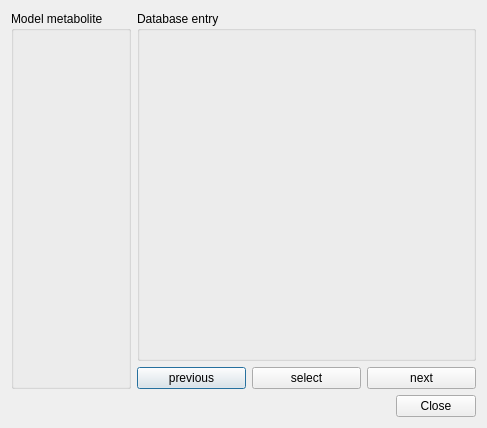
Old version of the form GEMEditor/database/match/ui/src/ManualMetaboliteMatchDialog.ui in the repository JuBra/GEMEditor.
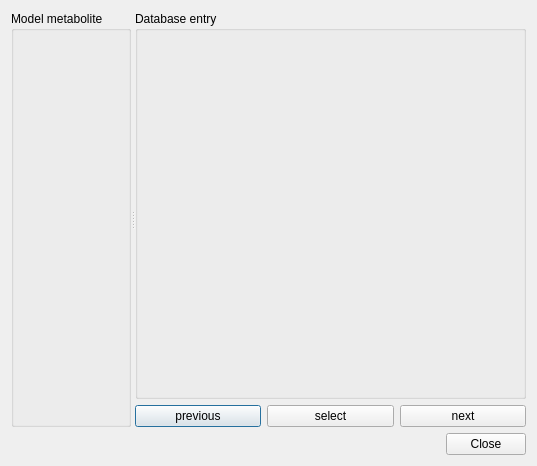
New version of the form. Custom widgets are drawn as their Qt base class.

Commit message: Add splitter to dialog Save/Restore dialog appearance

Patch:
```diff
--- a/GEMEditor/database/match/ui/src/ManualMetaboliteMatchDialog.ui
+++ b/GEMEditor/database/match/ui/src/ManualMetaboliteMatchDialog.ui
@@ -6,8 +6,8 @@
    <rect>
     <x>0</x>
     <y>0</y>
-    <width>487</width>
-    <height>428</height>
+    <width>537</width>
+    <height>466</height>
    </rect>
   </property>
   <property name="windowTitle">
@@ -15,8 +15,10 @@
   </property>
   <layout class="QVBoxLayout" name="verticalLayout_4">
    <item>
-    <layout class="QHBoxLayout" name="horizontalLayout_2">
-     <item>
+    <widget class="QSplitter" name="splitter">
+     <property name="orientation">
+      <enum>Qt::Horizontal</enum>
+     </property>
       <widget class="QGroupBox" name="groupBox_model">
        <property name="title">
         <string>Model metabolite</string>
@@ -27,8 +29,7 @@
         </item>
        </layout>
       </widget>
-     </item>
-     <item>
+     <widget class="QWidget" name="">
       <layout class="QVBoxLayout" name="verticalLayout_2">
        <item>
         <widget class="QGroupBox" name="groupBox_database">
@@ -82,8 +83,8 @@
         </layout>
        </item>
       </layout>
-     </item>
-    </layout>
+     </widget>
+    </widget>
    </item>
    <item>
     <widget class="QDialogButtonBox" name="buttonBox">
```
Lines whose indentation alone changed are shown as unchanged. The commit also changes 2 other files.
